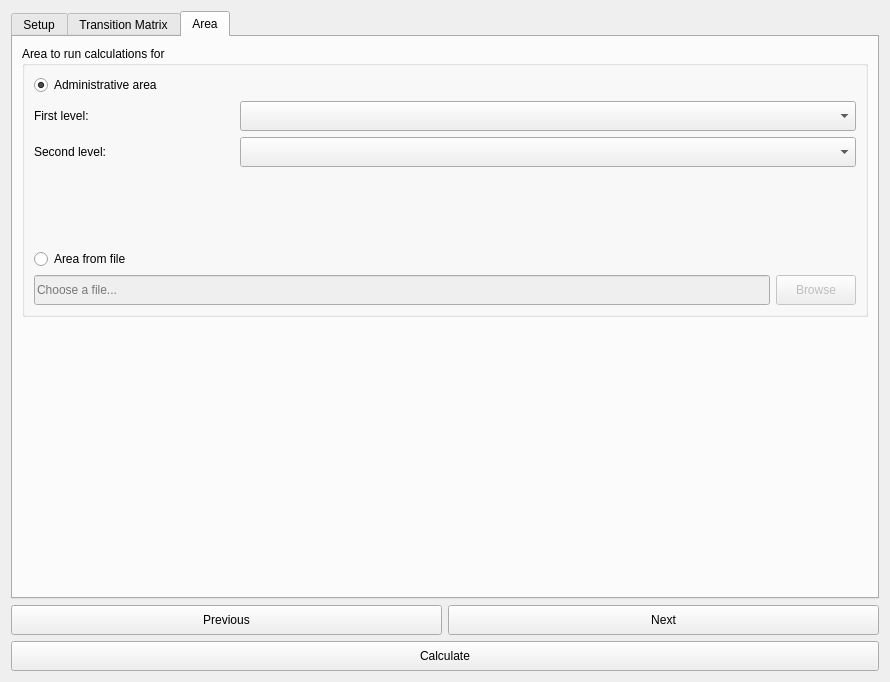
Above: LDMP/gui/DlgCalculateLC.ui from ConservationInternational/trends.earth before the change. Below: the same form after it.
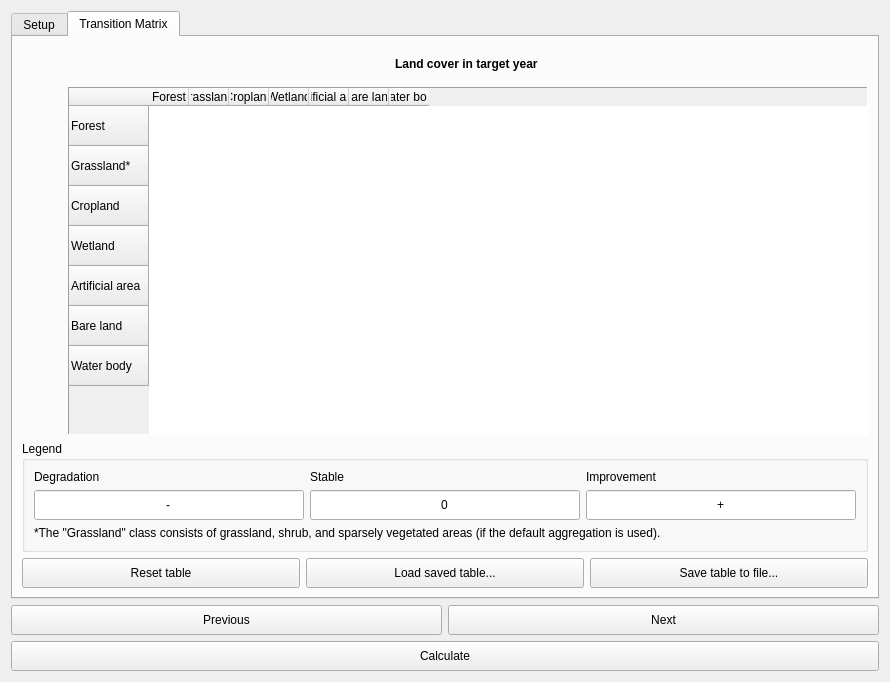
That is the form after the change. The open tabs and pages were chosen to show the change.

What changed in the file:
```diff
--- a/LDMP/gui/DlgCalculateLC.ui
+++ b/LDMP/gui/DlgCalculateLC.ui
@@ -1100,197 +1100,6 @@
        </item>
       </layout>
      </widget>
-     <widget class="QWidget" name="AreaTab">
-      <attribute name="title">
-       <string>Area</string>
-      </attribute>
-      <layout class="QVBoxLayout" name="verticalLayout_3">
-       <item>
-        <widget class="QGroupBox" name="groupBox_7">
-         <property name="title">
-          <string>Area to run calculations for</string>
-         </property>
-         <layout class="QGridLayout" name="gridLayout_2">
-          <item row="2" column="0">
-           <widget class="QLabel" name="label_4">
-            <property name="sizePolicy">
-             <sizepolicy hsizetype="Minimum" vsizetype="Preferred">
-              <horstretch>0</horstretch>
-              <verstretch>0</verstretch>
-             </sizepolicy>
-            </property>
-            <property name="minimumSize">
-             <size>
-              <width>200</width>
-              <height>0</height>
-             </size>
-            </property>
-            <property name="maximumSize">
-             <size>
-              <width>110</width>
-              <height>16777215</height>
-             </size>
-            </property>
-            <property name="font">
-             <font>
-              <weight>50</weight>
-              <bold>false</bold>
-             </font>
-            </property>
-            <property name="text">
-             <string>Second level:</string>
-            </property>
-           </widget>
-          </item>
-          <item row="1" column="0">
-           <widget class="QLabel" name="label_3">
-            <property name="sizePolicy">
-             <sizepolicy hsizetype="Minimum" vsizetype="Preferred">
-              <horstretch>0</horstretch>
-              <verstretch>0</verstretch>
-             </sizepolicy>
-            </property>
-            <property name="minimumSize">
-             <size>
-              <width>200</width>
-              <height>0</height>
-             </size>
-            </property>
-            <property name="maximumSize">
-             <size>
-              <width>110</width>
-              <height>16777215</height>
-             </size>
-            </property>
-            <property name="font">
-             <font>
-              <weight>50</weight>
-              <bold>false</bold>
-             </font>
-            </property>
-            <property name="text">
-             <string>First level:</string>
-            </property>
-           </widget>
-          </item>
-          <item row="3" column="0">
-           <spacer name="verticalSpacer">
-            <property name="orientation">
-             <enum>Qt::Vertical</enum>
-            </property>
-            <property name="sizeHint" stdset="0">
-             <size>
-              <width>20</width>
-              <height>30</height>
-             </size>
-            </property>
-           </spacer>
-          </item>
-          <item row="5" column="2">
-           <widget class="QPushButton" name="area_fromfile_browse">
-            <property name="enabled">
-             <bool>false</bool>
-            </property>
-            <property name="minimumSize">
-             <size>
-              <width>0</width>
-              <height>30</height>
-             </size>
-            </property>
-            <property name="maximumSize">
-             <size>
-              <width>80</width>
-              <height>16777215</height>
-             </size>
-            </property>
-            <property name="text">
-             <string>Browse</string>
-            </property>
-           </widget>
-          </item>
-          <item row="2" column="1" colspan="2">
-           <widget class="QComboBox" name="area_admin_1">
-            <property name="sizePolicy">
-             <sizepolicy hsizetype="Expanding" vsizetype="Fixed">
-              <horstretch>0</horstretch>
-              <verstretch>0</verstretch>
-             </sizepolicy>
-            </property>
-            <property name="minimumSize">
-             <size>
-              <width>0</width>
-              <height>30</height>
-             </size>
-            </property>
-           </widget>
-          </item>
-          <item row="1" column="1" colspan="2">
-           <widget class="QComboBox" name="area_admin_0">
-            <property name="sizePolicy">
-             <sizepolicy hsizetype="Expanding" vsizetype="Fixed">
-              <horstretch>0</horstretch>
-              <verstretch>0</verstretch>
-             </sizepolicy>
-            </property>
-            <property name="minimumSize">
-             <size>
-              <width>0</width>
-              <height>30</height>
-             </size>
-            </property>
-           </widget>
-          </item>
-          <item row="5" column="0" colspan="2">
-           <widget class="QLineEdit" name="area_fromfile_file">
-            <property name="enabled">
-             <bool>false</bool>
-            </property>
-            <property name="minimumSize">
-             <size>
-              <width>120</width>
-              <height>30</height>
-             </size>
-            </property>
-            <property name="placeholderText">
-             <string>Choose a file...</string>
-            </property>
-           </widget>
-          </item>
-          <item row="4" column="0" colspan="3">
-           <widget class="QRadioButton" name="area_fromfile">
-            <property name="text">
-             <string>Area from file</string>
-            </property>
-           </widget>
-          </item>
-          <item row="0" column="0" colspan="3">
-           <widget class="QRadioButton" name="area_admin">
-            <property name="text">
-             <string>Administrative area</string>
-            </property>
-            <property name="checked">
-             <bool>true</bool>
-            </property>
-           </widget>
-          </item>
-         </layout>
-        </widget>
-       </item>
-       <item>
-        <spacer name="verticalSpacer_4">
-         <property name="orientation">
-          <enum>Qt::Vertical</enum>
-         </property>
-         <property name="sizeHint" stdset="0">
-          <size>
-           <width>20</width>
-           <height>0</height>
-          </size>
-         </property>
-        </spacer>
-       </item>
-      </layout>
-     </widget>
     </widget>
    </item>
    <item>
```
Left out of the diff: 2 changed lines with no effect on the pictures.
